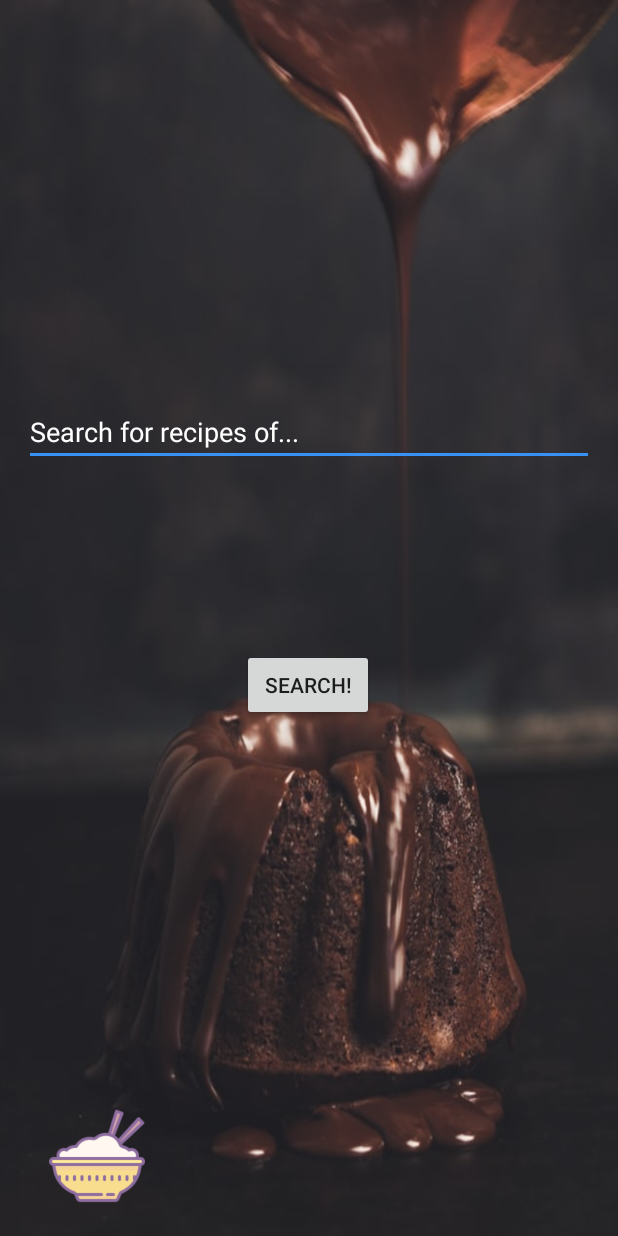
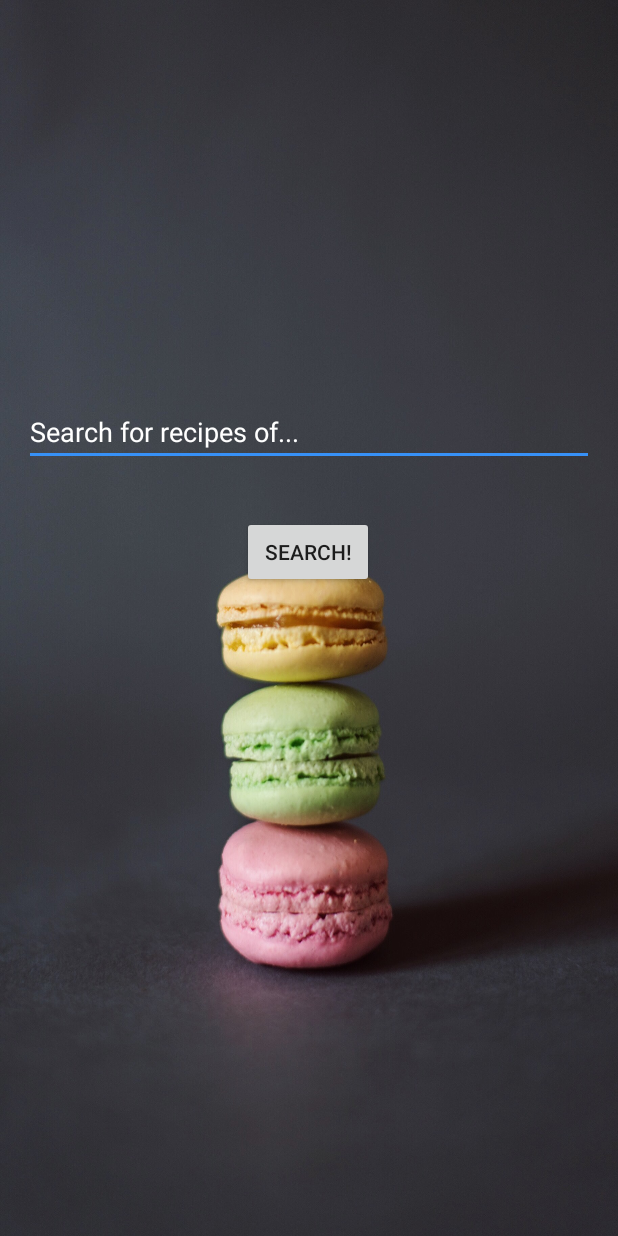
Before and after one commit to henrywong1/MyRecipeApp, an Android app: the screen it shows after launch (MainActivity), on a phone screen of 412 x 824 dp. Run offline under Robolectric (Android 15) with nearby library versions, the phone set to English and light mode, and no system bars.

Commit message:
added images, small ui tweaks, comments on further implementations

```diff
--- a/app/src/main/java/com/example/henry/myrecipeapp/MainActivity.java
+++ b/app/src/main/java/com/example/henry/myrecipeapp/MainActivity.java
@@ -43,10 +43,10 @@ public class MainActivity extends AppCompatActivity {
     EditText searchEditText;
     ProgressBar progressBar;
 
-    ActivityManager act;
-
     private static String API_ID = BuildConfig.ApiID;
     private static String API_KEY = BuildConfig.ApiKEY;
+
+    String word;
 
     public static ArrayList<String> recipeTitle = new ArrayList<String>();
     public static ArrayList<String> recipeImageURL = new ArrayList<String>();
@@ -54,9 +54,6 @@ public class MainActivity extends AppCompatActivity {
     public static ArrayList<Bitmap> bitmapArrayList = new ArrayList<Bitmap>();
     int resultBegin = 0;
     int resultEnd = 15;
-
-
-
 
     public class DownloadImage extends AsyncTask<ArrayList<String> , Void, ArrayList<Bitmap>>{
         @Override
@@ -89,7 +86,6 @@ public class MainActivity extends AppCompatActivity {
     public class DownloadTask extends AsyncTask<String, Integer, String> {
         @Override
         protected void onPreExecute() {
-            button.setEnabled(false);
             progressBar.setVisibility(View.VISIBLE);
         }
 
@@ -144,7 +140,7 @@ public class MainActivity extends AppCompatActivity {
                 JSONObject jsonLabel;
 
 
-                for (int i = 0; i < arr.length(); i++){
+                for (int i = resultBegin; i < resultEnd; i++){
                     jsonPart = arr.getJSONObject(i);
                     jsonLabel = jsonPart.getJSONObject("recipe");
 
@@ -168,7 +164,7 @@ public class MainActivity extends AppCompatActivity {
             }
 
             progressBar.setVisibility(View.INVISIBLE);
-            button.setEnabled(true);
+
             Intent intent = new Intent(getApplicationContext(), listActivity.class);
             startActivity(intent);
 
@@ -180,14 +176,16 @@ public class MainActivity extends AppCompatActivity {
     public void searchRecipe(View view) {
 
         Log.i("Button","Pressed");
-        search(resultBegin,resultEnd);
+        word = searchEditText.getText().toString();
+        search(resultBegin,resultEnd, word);
+        button.setEnabled(false);
 
     }
 
-    public void search(int start, int end) {
+    public void search(int start, int end, String word) {
         DownloadTask task = new DownloadTask();
         try{
-            task.execute("https://api.edamam.com/search?q=" + searchEditText.getText() + "&app_id=$" + API_ID + "&app_key=$" + API_KEY + "&from=" + start + "&to=" + end +"&");
+            task.execute("https://api.edamam.com/search?q=" + word + "&app_id=$" + API_ID + "&app_key=$" + API_KEY + "&from=" + start + "&to=" + end +"&");
         } catch (Exception e) {
             e.printStackTrace();
         }
@@ -204,6 +202,8 @@ public class MainActivity extends AppCompatActivity {
         searchEditText = findViewById(R.id.searchEditText);
         progressBar = findViewById(R.id.progressBar);
 
+        searchEditText.setText("");
+        button.setEnabled(true);
         recipeTitle.clear();
         recipeImageURL.clear();
         recipeURL.clear();
--- a/app/src/main/java/com/example/henry/myrecipeapp/listActivity.java
+++ b/app/src/main/java/com/example/henry/myrecipeapp/listActivity.java
@@ -31,6 +31,7 @@ import java.net.URL;
 public class listActivity extends AppCompatActivity {
 
     ListView listView;
+    ProgressBar loadRecipes;
 
     MainActivity main = new MainActivity();
     @Override
@@ -40,9 +41,9 @@ public class listActivity extends AppCompatActivity {
 
         listView = findViewById(R.id.listView);
 
-        CustomAdapter customAdapter = new CustomAdapter();
+        final CustomAdapter customAdapter = new CustomAdapter();
 
-
+        loadRecipes = findViewById(R.id.loadMoreProgressBar);
 
 
         listView.setAdapter(customAdapter);
@@ -65,8 +66,8 @@ public class listActivity extends AppCompatActivity {
             @Override
             public void onScroll(AbsListView absListView, int firstVisibleItem, int visibleItemCount, int totalItemCount) {
                 if (firstVisibleItem+visibleItemCount == totalItemCount && totalItemCount != 0) {
-                    // add items;
-
+                    // add items when reached end of list. Change result begin and end.
+                    // Implement Download Task within ListActivity, with image downloader? but with updated search results, then update listview.
                     Log.i("LOADING", "MORE RESULTS!!!!!!!!!!!!");
                 }
 
--- a/app/src/main/res/layout/activity_main.xml
+++ b/app/src/main/res/layout/activity_main.xml
@@ -4,7 +4,7 @@
     xmlns:tools="http://schemas.android.com/tools"
     android:layout_width="match_parent"
     android:layout_height="match_parent"
-    android:background="@drawable/food1"
+    android:background="@drawable/food"
     tools:context="com.example.henry.myrecipeapp.MainActivity">
 
     <EditText
@@ -32,41 +32,27 @@
         android:id="@+id/searchButton"
         android:layout_width="wrap_content"
         android:layout_height="wrap_content"
-        android:layout_marginBottom="343dp"
-        android:layout_marginTop="122dp"
+        android:layout_marginBottom="432dp"
         android:onClick="searchRecipe"
         android:text="Search!"
         app:layout_constraintBottom_toBottomOf="parent"
         app:layout_constraintEnd_toEndOf="parent"
         app:layout_constraintHorizontal_bias="0.498"
-        app:layout_constraintStart_toStartOf="parent"
-        app:layout_constraintTop_toBottomOf="@+id/searchEditText"
-        app:layout_constraintVertical_bias="0.0" />
+        app:layout_constraintStart_toStartOf="parent" />
 
     <ProgressBar
         android:id="@+id/progressBar"
         android:layout_width="wrap_content"
         android:layout_height="wrap_content"
-        android:layout_marginBottom="38dp"
+        android:layout_marginBottom="54dp"
         android:layout_marginEnd="182dp"
         android:layout_marginStart="181dp"
-        android:layout_marginTop="36dp"
+        android:layout_marginTop="90dp"
         android:visibility="invisible"
-        app:layout_constraintBottom_toTopOf="@+id/searchButton"
+        app:layout_constraintBottom_toTopOf="@+id/searchEditText"
         app:layout_constraintEnd_toEndOf="parent"
+        app:layout_constraintHorizontal_bias="0.0"
         app:layout_constraintStart_toStartOf="parent"
-        app:layout_constraintTop_toBottomOf="@+id/searchEditText" />
-
-    <ImageView
-        android:id="@+id/imageView7"
-        android:layout_width="64dp"
-        android:layout_height="73dp"
-        android:layout_marginBottom="16dp"
-        android:layout_marginEnd="315dp"
-        android:layout_marginStart="32dp"
-        app:layout_constraintBottom_toBottomOf="parent"
-        app:layout_constraintEnd_toEndOf="parent"
-        app:layout_constraintStart_toStartOf="parent"
-        app:srcCompat="@drawable/ricebowl" />
+        app:layout_constraintTop_toTopOf="parent" />
 
 </android.support.constraint.ConstraintLayout>
```
Also changed, not shown: app/src/main/res/drawable/food.png (added), app/src/main/res/drawable/pizza.png (deleted).
